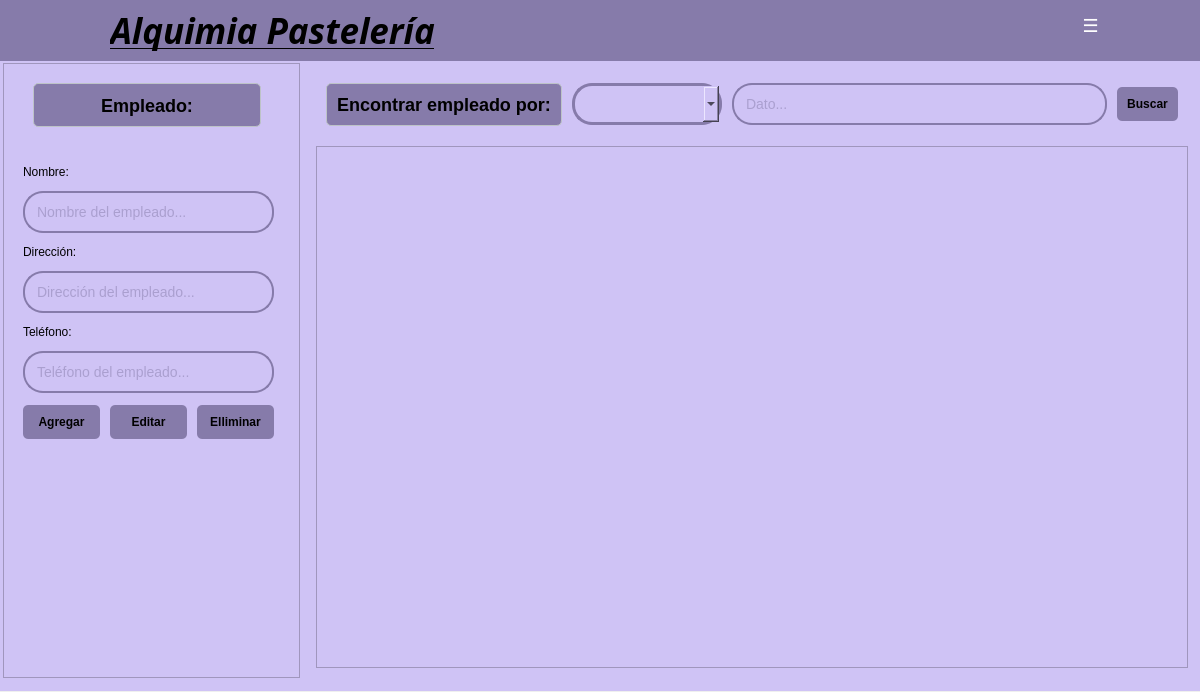
The window that app/view/ui/empleadoView.ui (ErickSanat/POS-PythonQt) describes before a commit, drawn with Qt 5.
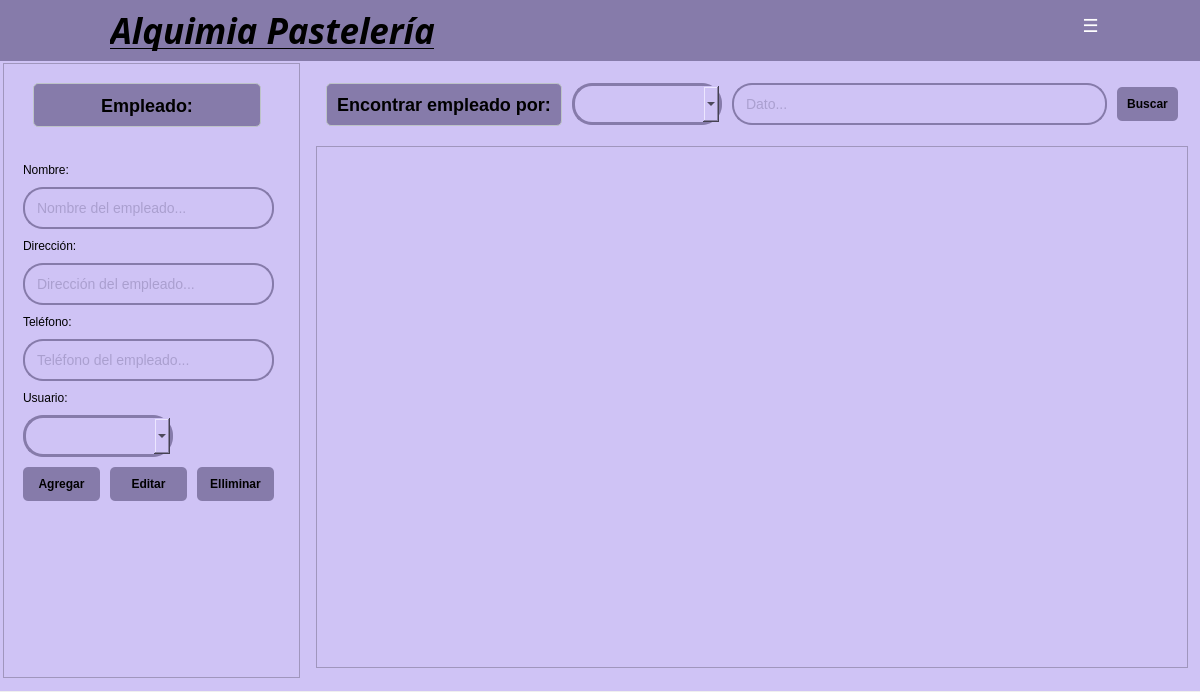
The same window after the commit. Icons and pictures are not drawn.

Commit message: update: se agrego el combobox usuario y el label de información

Patch:
```diff
--- a/app/view/ui/empleadoView.ui
+++ b/app/view/ui/empleadoView.ui
@@ -106,10 +106,10 @@
           <x>10</x>
           <y>90</y>
           <width>271</width>
-          <height>301</height>
+          <height>358</height>
          </rect>
         </property>
-        <layout class="QVBoxLayout" name="verticalLayout" stretch="0,0,0,0,0,0,0">
+        <layout class="QVBoxLayout" name="verticalLayout" stretch="0,0,0,0,0,0,0,0,0">
          <property name="spacing">
           <number>10</number>
          </property>
@@ -248,6 +248,46 @@
            </property>
           </widget>
          </item>
+         <item>
+          <widget class="QLabel" name="labelUsuario">
+           <property name="sizePolicy">
+            <sizepolicy hsizetype="Expanding" vsizetype="Fixed">
+             <horstretch>0</horstretch>
+             <verstretch>0</verstretch>
+            </sizepolicy>
+           </property>
+           <property name="styleSheet">
+            <string notr="true">color: rgb(0, 0, 0);</string>
+           </property>
+           <property name="text">
+            <string>Usuario:</string>
+           </property>
+          </widget>
+         </item>
+         <item>
+          <widget class="QComboBox" name="comboUsuario">
+           <property name="sizePolicy">
+            <sizepolicy hsizetype="Fixed" vsizetype="Fixed">
+             <horstretch>0</horstretch>
+             <verstretch>0</verstretch>
+            </sizepolicy>
+           </property>
+           <property name="minimumSize">
+            <size>
+             <width>150</width>
+             <height>0</height>
+            </size>
+           </property>
+           <property name="styleSheet">
+            <string notr="true">QComboBox {
+    padding: 10px;
+    border: 3px solid #867BAA;
+    border-radius: 20px;
+}
+</string>
+           </property>
+          </widget>
+         </item>
          <item>
           <layout class="QHBoxLayout" name="horizontalLayout_3">
            <property name="spacing">
```
Left out of the diff: 22 changed lines with no effect on the pictures. The commit also changes 1 other file.
